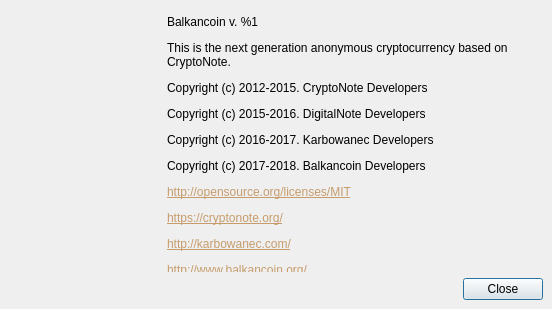
Qt form src/gui/ui/aboutdialog.ui (BalkancoinProject/balkancoin_testnet-wallet) before a commit.
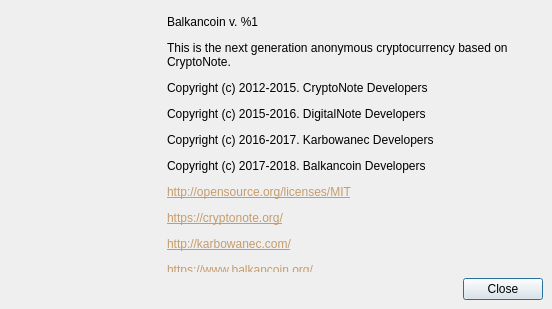
The same form after that commit. Icons and pictures are not drawn.

Patch:
```diff
--- a/src/gui/ui/aboutdialog.ui
+++ b/src/gui/ui/aboutdialog.ui
@@ -101,7 +101,7 @@
          </size>
         </property>
         <property name="text">
-         <string>&lt;html&gt;&lt;head/&gt;&lt;body&gt;&lt;p&gt;Balkancoin v. %1&lt;/p&gt;&lt;p&gt;This is the next generation anonymous cryptocurrency based on CryptoNote.&lt;/p&gt;&lt;p&gt;Copyright (c) 2012-2015. CryptoNote Developers&lt;/p&gt;&lt;p&gt;Copyright (c) 2015-2016. DigitalNote Developers&lt;/p&gt;&lt;p&gt;Copyright (c) 2016-2017. Karbowanec Developers&lt;/p&gt;&lt;p&gt;Copyright (c) 2017-2018. Balkancoin Developers&lt;/p&gt;&lt;p&gt;&lt;a href=&quot;http://opensource.org/licenses/MIT&quot;&gt;&lt;span style=&quot; text-decoration: underline; color:#c69c6c;&quot;&gt;http://opensource.org/licenses/MIT&lt;/span&gt;&lt;/a&gt;&lt;/p&gt;&lt;p&gt;&lt;a href=&quot;https://cryptonote.org/&quot;&gt;&lt;span style=&quot; text-decoration: underline; color:#c69c6c;&quot;&gt;https://cryptonote.org/&lt;/span&gt;&lt;/a&gt;&lt;/p&gt;&lt;p&gt;&lt;a href=&quot;http://karbowanec.com/&quot;&gt;&lt;span style=&quot; text-decoration: underline; color:#c69c6c;&quot;&gt;http://karbowanec.com/&lt;/span&gt;&lt;/a&gt;&lt;/p&gt;&lt;p&gt;&lt;a href=&quot;http://www.balkancoin.org/&quot;&gt;&lt;span style=&quot; text-decoration: underline; color:#c69c6c;&quot;&gt;http://www.balkancoin.org/&lt;/span&gt;&lt;/a&gt;&lt;/p&gt;&lt;/body&gt;&lt;/html&gt;</string>
+         <string>&lt;html&gt;&lt;head/&gt;&lt;body&gt;&lt;p&gt;Balkancoin v. %1&lt;/p&gt;&lt;p&gt;This is the next generation anonymous cryptocurrency based on CryptoNote.&lt;/p&gt;&lt;p&gt;Copyright (c) 2012-2015. CryptoNote Developers&lt;/p&gt;&lt;p&gt;Copyright (c) 2015-2016. DigitalNote Developers&lt;/p&gt;&lt;p&gt;Copyright (c) 2016-2017. Karbowanec Developers&lt;/p&gt;&lt;p&gt;Copyright (c) 2017-2018. Balkancoin Developers&lt;/p&gt;&lt;p&gt;&lt;a href=&quot;http://opensource.org/licenses/MIT&quot;&gt;&lt;span style=&quot; text-decoration: underline; color:#c69c6c;&quot;&gt;http://opensource.org/licenses/MIT&lt;/span&gt;&lt;/a&gt;&lt;/p&gt;&lt;p&gt;&lt;a href=&quot;https://cryptonote.org/&quot;&gt;&lt;span style=&quot; text-decoration: underline; color:#c69c6c;&quot;&gt;https://cryptonote.org/&lt;/span&gt;&lt;/a&gt;&lt;/p&gt;&lt;p&gt;&lt;a href=&quot;http://karbowanec.com/&quot;&gt;&lt;span style=&quot; text-decoration: underline; color:#c69c6c;&quot;&gt;http://karbowanec.com/&lt;/span&gt;&lt;/a&gt;&lt;/p&gt;&lt;p&gt;&lt;a href=&quot;https://www.balkancoin.org/&quot;&gt;&lt;span style=&quot; text-decoration: underline; color:#c69c6c;&quot;&gt;https://www.balkancoin.org/&lt;/span&gt;&lt;/a&gt;&lt;/p&gt;&lt;/body&gt;&lt;/html&gt;</string>
         </property>
         <property name="textFormat">
          <enum>Qt::RichText</enum>
```
